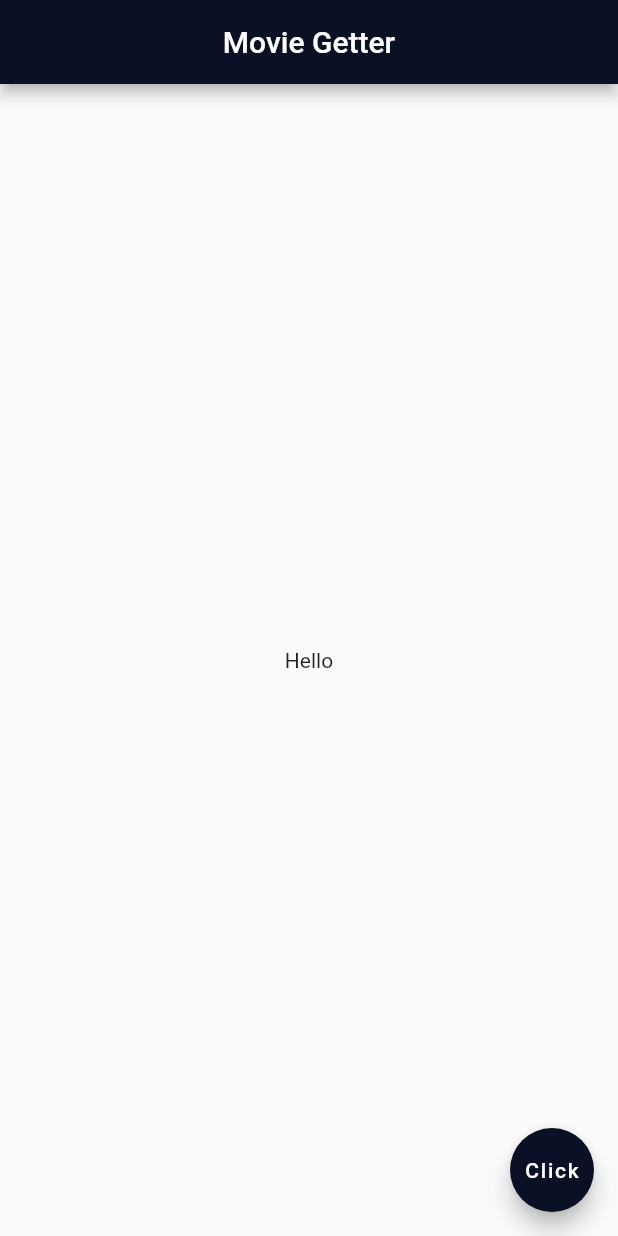
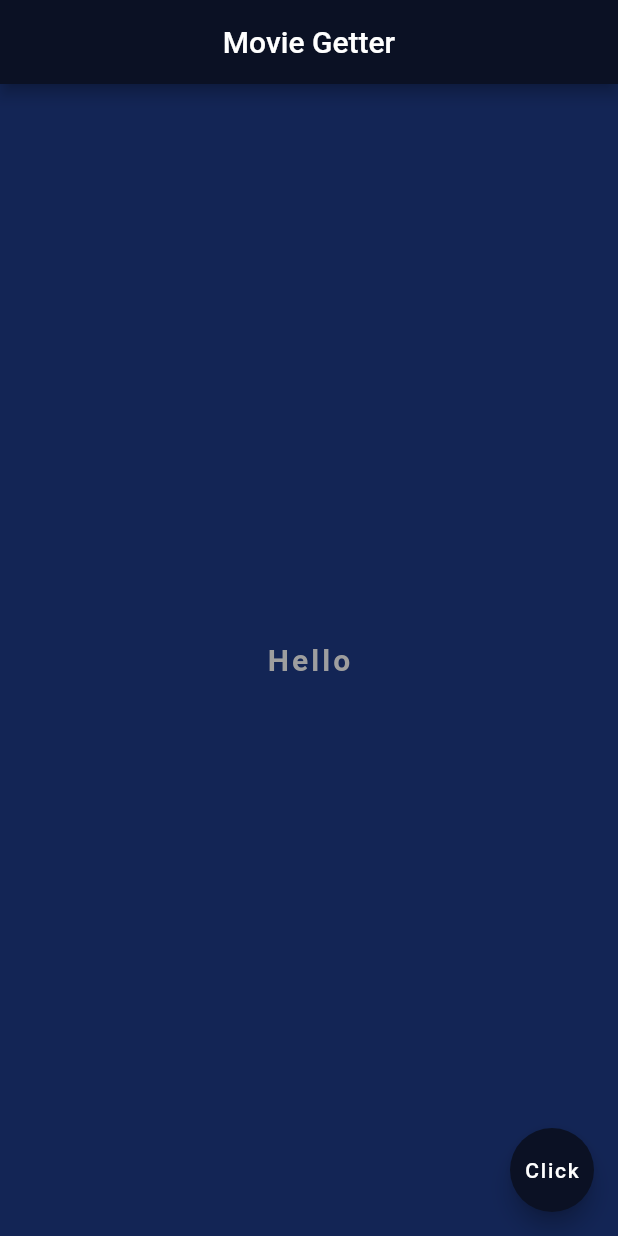
Before and after one commit to sebcrisan/omdb-flutter, a Flutter app: the screen it shows after launch, on a phone screen of 412 x 824 dp. Run offline on Flutter 3.47's test engine with Material 2 defaults, Android fonts, the light colour scheme and no system bars; our stand-ins replace logger.

Commit message:
feat: :lipstick: add background color and text in center

```diff
--- a/lib/main.dart
+++ b/lib/main.dart
@@ -9,15 +9,7 @@ class MyApp extends StatelessWidget {
   const MyApp({Key? key}) : super(key: key);
   static const String appTitle = "Movie Getter";
   static const Color primaryColor = Color.fromARGB(255, 11, 17, 36);
-
-  TextStyle getTextStyle() {
-    return const TextStyle(
-      fontSize: 20,
-      fontWeight: FontWeight.bold,
-      letterSpacing: 2.0,
-      color: Colors.grey,
-    );
-  }
+  static const Color secondaryColor = Color.fromARGB(255, 19, 37, 85);
 
   @override
   Widget build(BuildContext context) {
@@ -43,6 +35,7 @@ class MyHomePageState extends State<MyHomePage> {
   @override
   Widget build(BuildContext context) {
     return Scaffold(
+      backgroundColor: MyApp.secondaryColor,
       appBar: AppBar(
         title: const Text(MyApp.appTitle),
         centerTitle: true,
@@ -51,7 +44,12 @@ class MyHomePageState extends State<MyHomePage> {
       body: const Center(
         child: Text(
           "Hello",
-          style: TextStyle(),
+          style: TextStyle(
+            fontSize: 20,
+            fontWeight: FontWeight.bold,
+            letterSpacing: 2.0,
+            color: Colors.grey,
+          ),
         ),
       ),
       floatingActionButton: FloatingActionButton(
```
